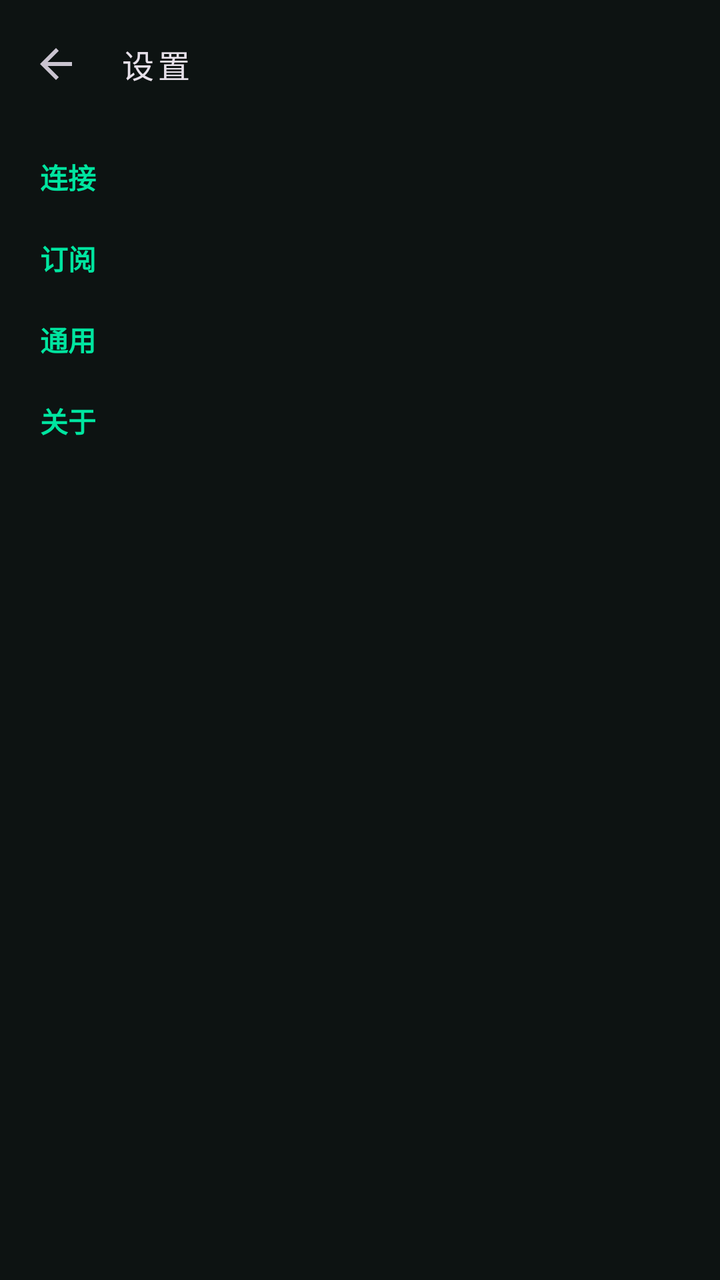
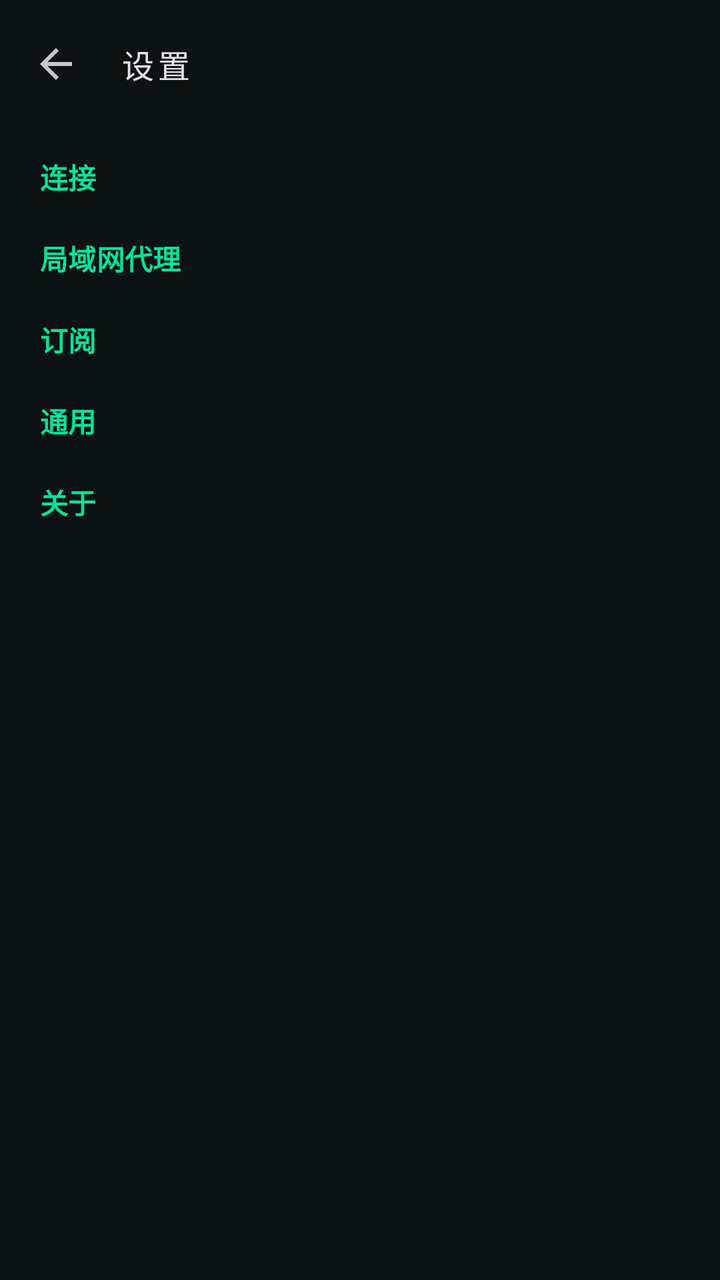

An Android layout rendered at two revisions. The XML below is the earlier revision; the diff shows what the commit changed to produce the second picture.
<!-- AndroidManifest.xml: application theme Theme.TunVPN -->
<!-- res/layout/activity_settings.xml -->
<?xml version="1.0" encoding="utf-8"?>
<LinearLayout xmlns:android="http://schemas.android.com/apk/res/android"
	xmlns:app="http://schemas.android.com/apk/res-auto"
	android:orientation="vertical"
	android:layout_width="match_parent"
	android:layout_height="match_parent"
	android:background="?attr/colorSurface">
	<com.google.android.material.appbar.MaterialToolbar
		android:id="@+id/toolbar"
		android:layout_width="match_parent"
		android:layout_height="?attr/actionBarSize"
		app:navigationIcon="?attr/homeAsUpIndicator"
		app:title="@string/settings"
		app:titleTextAppearance="@style/TextAppearance.TunVPN.Toolbar"/>
	<ScrollView
		android:layout_width="match_parent"
		android:layout_height="0dp"
		android:layout_weight="1"
		android:clipToPadding="false"
		android:fillViewport="true">
		<LinearLayout
			android:orientation="vertical"
			android:layout_width="match_parent"
			android:layout_height="wrap_content"
			android:paddingLeft="16dp"
			android:paddingRight="16dp"
			android:paddingBottom="24dp">
			<TextView
				android:layout_width="match_parent"
				android:layout_height="wrap_content"
				android:paddingLeft="4dp"
				android:paddingTop="14dp"
				android:paddingBottom="6dp"
				android:text="@string/settings_group_connection"
				android:textAppearance="?attr/textAppearanceTitleSmall"
				android:textColor="?attr/colorPrimary"
				android:textStyle="bold"/>
			<com.google.android.material.card.MaterialCardView
				style="@style/Widget.TunVPN.Card"
				android:layout_width="match_parent"
				android:layout_height="wrap_content">
				<LinearLayout
					android:id="@+id/settings_group_connection"
					android:orientation="vertical"
					android:layout_width="match_parent"
					android:layout_height="wrap_content"/>
			</com.google.android.material.card.MaterialCardView>
			<TextView
				android:layout_width="match_parent"
				android:layout_height="wrap_content"
				android:paddingLeft="4dp"
				android:paddingTop="14dp"
				android:paddingBottom="6dp"
				android:text="@string/settings_group_subscription"
				android:textAppearance="?attr/textAppearanceTitleSmall"
				android:textColor="?attr/colorPrimary"
				android:textStyle="bold"/>
			<com.google.android.material.card.MaterialCardView
				style="@style/Widget.TunVPN.Card"
				android:layout_width="match_parent"
				android:layout_height="wrap_content">
				<LinearLayout
					android:id="@+id/settings_group_subscription"
					android:orientation="vertical"
					android:layout_width="match_parent"
					android:layout_height="wrap_content"/>
			</com.google.android.material.card.MaterialCardView>
			<TextView
				android:layout_width="match_parent"
				android:layout_height="wrap_content"
				android:paddingLeft="4dp"
				android:paddingTop="14dp"
				android:paddingBottom="6dp"
				android:text="@string/settings_group_general"
				android:textAppearance="?attr/textAppearanceTitleSmall"
				android:textColor="?attr/colorPrimary"
				android:textStyle="bold"/>
			<com.google.android.material.card.MaterialCardView
				style="@style/Widget.TunVPN.Card"
				android:layout_width="match_parent"
				android:layout_height="wrap_content">
				<LinearLayout
					android:id="@+id/settings_group_general"
					android:orientation="vertical"
					android:layout_width="match_parent"
					android:layout_height="wrap_content"/>
			</com.google.android.material.card.MaterialCardView>
			<TextView
				android:layout_width="match_parent"
				android:layout_height="wrap_content"
				android:paddingLeft="4dp"
				android:paddingTop="14dp"
				android:paddingBottom="6dp"
				android:text="@string/settings_group_about"
				android:textAppearance="?attr/textAppearanceTitleSmall"
				android:textColor="?attr/colorPrimary"
				android:textStyle="bold"/>
			<com.google.android.material.card.MaterialCardView
				style="@style/Widget.TunVPN.Card"
				android:layout_width="match_parent"
				android:layout_height="wrap_content">
				<LinearLayout
					android:id="@+id/settings_group_about"
					android:orientation="vertical"
					android:layout_width="match_parent"
					android:layout_height="wrap_content"/>
			</com.google.android.material.card.MaterialCardView>
		</LinearLayout>
	</ScrollView>
</LinearLayout>
<!-- resources referenced by this layout -->
<resources>
  <string name="settings">设置</string>
  <string name="settings_group_about">关于</string>
  <string name="settings_group_connection">连接</string>
  <string name="settings_group_general">通用</string>
  <string name="settings_group_subscription">订阅</string>
  <style name="TextAppearance.TunVPN.Toolbar" parent="TextAppearance.Material3.TitleMedium">
  		<item name="fontFamily">monospace</item>
  		<item name="android:fontFamily">monospace</item>
  		<item name="android:letterSpacing">0.12</item>
  	</style>
  <style name="Widget.TunVPN.Card" parent="Widget.Material3.CardView.Outlined">
  		<item name="cardCornerRadius">18dp</item>
  		<item name="cardBackgroundColor">?attr/colorSurface</item>
  		<item name="strokeColor">?attr/colorOutline</item>
  		<item name="strokeWidth">1dp</item>
  	</style>
  <style name="Theme.TunVPN" parent="Theme.Material3.Dark.NoActionBar">
  		<item name="colorPrimary">#00E5A0</item>
  		<item name="colorOnPrimary">#060A09</item>
  		<item name="colorPrimaryContainer">#10261F</item>
  		<item name="colorOnPrimaryContainer">#6CFFD0</item>
  		<item name="colorSecondary">#00E5A0</item>
  		<item name="colorOnSecondary">#060A09</item>
  		<item name="colorSecondaryContainer">#0B2E26</item>
  		<item name="colorOnSecondaryContainer">#6CFFD0</item>
  		<item name="colorError">#FF5C7A</item>
  		<item name="colorOnError">#060A09</item>
  		<item name="colorErrorContainer">#3A1220</item>
  		<item name="colorOnErrorContainer">#FFC2CE</item>
  		<item name="android:colorBackground">#060A09</item>
  		<item name="colorSurface">#0D1312</item>
  		<item name="colorOnSurface">#E4FFF5</item>
  		<item name="colorSurfaceVariant">#131B1A</item>
  		<item name="colorOnSurfaceVariant">#7F9A93</item>
  		<item name="colorSurfaceContainer">#18221F</item>
  		<item name="colorOutline">#1F2C29</item>
  		<item name="android:statusBarColor">@android:color/transparent</item>
  		<item name="android:navigationBarColor">@android:color/transparent</item>
  		<item name="android:windowLightStatusBar">false</item>
  		<item name="android:windowBackground">#060A09</item>
  	</style>
</resources>

<!-- the commit's change to res/layout/activity_settings.xml (unified diff, before → after) -->
@@ -41,6 +41,26 @@
 				android:layout_height="wrap_content">
 				<LinearLayout
 					android:id="@+id/settings_group_connection"
+					android:orientation="vertical"
+					android:layout_width="match_parent"
+					android:layout_height="wrap_content"/>
+			</com.google.android.material.card.MaterialCardView>
+			<TextView
+				android:layout_width="match_parent"
+				android:layout_height="wrap_content"
+				android:paddingLeft="4dp"
+				android:paddingTop="14dp"
+				android:paddingBottom="6dp"
+				android:text="@string/settings_group_lan"
+				android:textAppearance="?attr/textAppearanceTitleSmall"
+				android:textColor="?attr/colorPrimary"
+				android:textStyle="bold"/>
+			<com.google.android.material.card.MaterialCardView
+				style="@style/Widget.TunVPN.Card"
+				android:layout_width="match_parent"
+				android:layout_height="wrap_content">
+				<LinearLayout
+					android:id="@+id/settings_group_lan"
 					android:orientation="vertical"
 					android:layout_width="match_parent"
 					android:layout_height="wrap_content"/>
<!-- resource entries referenced after the edit -->
@@ -4,6 +4,7 @@
   <string name="settings_group_about">关于</string>
   <string name="settings_group_connection">连接</string>
   <string name="settings_group_general">通用</string>
+  <string name="settings_group_lan">局域网代理</string>
   <string name="settings_group_subscription">订阅</string>
   <style name="TextAppearance.TunVPN.Toolbar" parent="TextAppearance.Material3.TitleMedium">
   		<item name="fontFamily">monospace</item>
